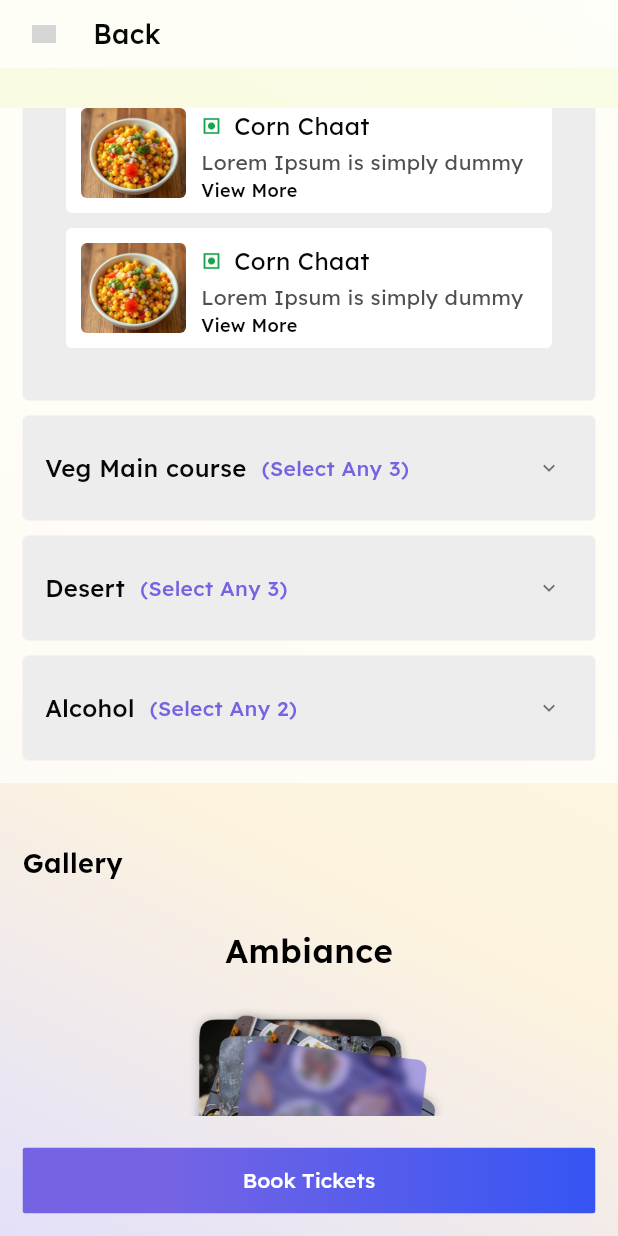
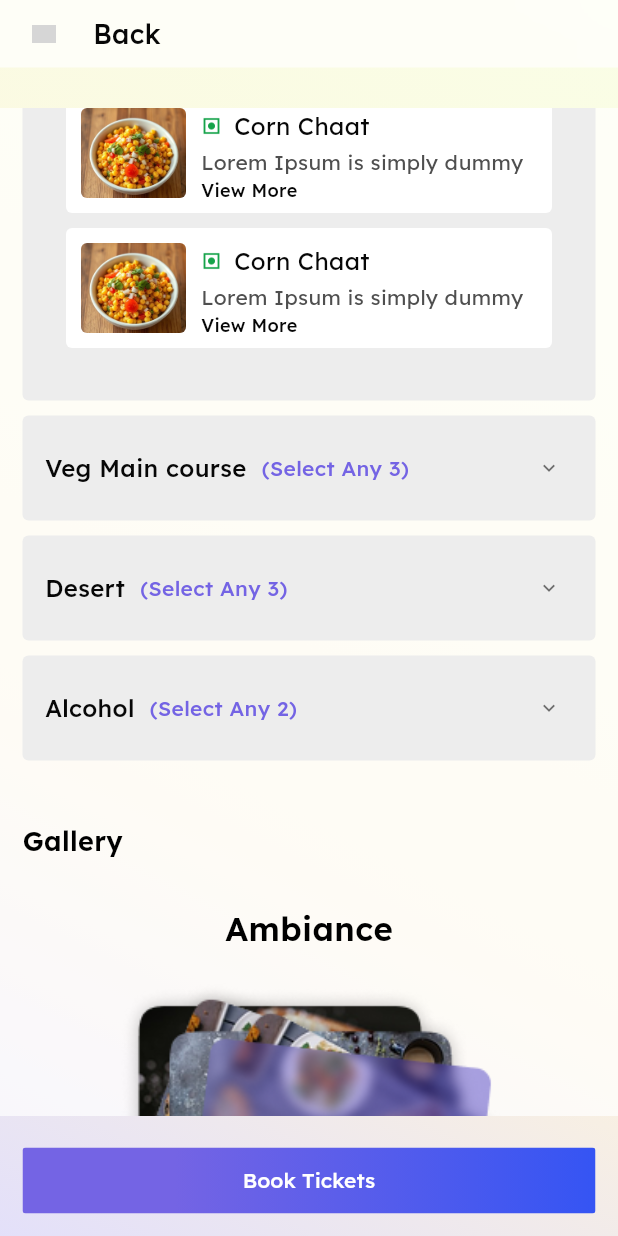
Before and after one commit to devesh-whiterapps/partywitty, a Flutter app: the CarnivalDetailScreen screen opened directly, scrolled down 1728 dp, on a phone screen of 412 x 824 dp. Run offline on Flutter 3.47's test engine with Material 3 defaults, Android fonts, the phone set to English and light mode, and no system bars; our stand-ins replace equatable, flutter_bloc, flutter_dotenv, flutter_svg, google_fonts, image_picker; missing offline and left inert: gradient_txt, razorpay_flutter; network calls fail; grey boxes are pictures that could not be loaded.

Commit message:
fix: completly fixed the gallery

```diff
--- a/lib/presentation/screens/carnival_detail_screen.dart
+++ b/lib/presentation/screens/carnival_detail_screen.dart
@@ -162,7 +162,7 @@ class _CarnivalDetailScreenState extends State<CarnivalDetailScreen> {
 
                               const SizedBox(height: 20),
 
-                              // Menu Section - background extends beyond padding, content stays aligned
+                              // All sections from Menu to bottom - with white 70% background
                               Stack(
                                 clipBehavior: Clip.none,
                                 children: [
@@ -175,17 +175,20 @@ class _CarnivalDetailScreenState extends State<CarnivalDetailScreen> {
                                     child: Container(
                                       decoration: BoxDecoration(
                                         color: Colors.white.withOpacity(0.7),
-                                        borderRadius: BorderRadius.circular(0),
-                                      ),
-                                    ),
-                                  ),
-                                  // Content layer - keeps normal padding
-                                  const Padding(
-                                    padding: EdgeInsets.symmetric(vertical: 15),
-                                    child: MenuSection(),
-                                  ),
-                                ],
-                              ),
+                                      ),
+                                    ),
+                                  ),
+                                  // Content layer
+                                  Padding(
+                                    padding: const EdgeInsets.symmetric(
+                                      vertical: 15,
+                                    ),
+                                    child: Column(
+                                      crossAxisAlignment:
+                                          CrossAxisAlignment.start,
+                                      children: [
+                                        // Menu Section
+                                        const MenuSection(),
 
                                         const SizedBox(height: 20),
 
@@ -200,9 +203,6 @@ class _CarnivalDetailScreenState extends State<CarnivalDetailScreen> {
                                         // Offer Cards Section
                                         _buildOfferCardsSection(),
 
-                              // Partywitty Pay (repeated)
-                              // const PartywittyPaySection(),
-
                                         // Artists Section
                                         _buildArtistsSection(),
 
@@ -211,9 +211,12 @@ class _CarnivalDetailScreenState extends State<CarnivalDetailScreen> {
                                         // You May Also Like Section
                                         _buildYouMayAlsoLike(),
 
-                              const SizedBox(
-                                height: 20,
-                              ), // Extra space before bottom button
+                                        const SizedBox(height: 20),
+                                      ],
+                                    ),
+                                  ),
+                                ],
+                              ),
                             ],
                           ),
                         ),
--- a/lib/presentation/widgets/carnival/gallery_section.dart
+++ b/lib/presentation/widgets/carnival/gallery_section.dart
@@ -49,13 +49,7 @@ class GallerySection extends StatelessWidget {
           child: GestureDetector(
             onTap: () {
               String imagePath;
-              if (title == 'Food') {
-                imagePath = 'assets/images/food.png';
-              } else if (title == 'Ambiance') {
-                imagePath = 'assets/images/ambiance.png';
-              } else {
-                imagePath = 'assets/images/beverages.png';
-              }
+              imagePath = 'assets/images/Frame 427319585.png';
 
               Navigator.push(
                 context,
@@ -67,29 +61,50 @@ class GallerySection extends StatelessWidget {
                 ),
               );
             },
-            child: _buildImageCard(category: title),
+            child: _buildImageCard(category: title, count: count),
           ),
         ),
       ],
     );
   }
 
-  Widget _buildImageCard({required String category}) {
-    String imagePath;
-
-    if (category == 'Food') {
-      imagePath = 'assets/images/food.png';
-    } else if (category == 'Ambiance') {
-      imagePath = 'assets/images/ambiance.png';
-    } else {
-      imagePath = 'assets/images/beverages.png';
-    }
-
-    return Image.asset(
-      imagePath,
-      width: 180,
-      height: 180,
-      fit: BoxFit.cover,
+  Widget _buildImageCard({required String category, required int count}) {
+    return Stack(
+      alignment: Alignment.center,
+      children: [
+        // Base image
+        ClipRRect(
+          borderRadius: BorderRadius.circular(16),
+          child: Image.asset(
+            'assets/images/Frame 427319585.png',
+            width: 280,
+            height: 280,
+            fit: BoxFit.cover,
+          ),
+        ),
+        // Text overlay
+        Column(
+          mainAxisSize: MainAxisSize.min,
+          children: [
+            Text(
+              '$count+',
+              style: GoogleFonts.lexend(
+                fontSize: 40,
+                fontWeight: FontWeight.w600,
+                color: Colors.white,
+              ),
+            ),
+            Text(
+              'Picture',
+              style: GoogleFonts.lexend(
+                fontSize: 18,
+                fontWeight: FontWeight.w400,
+                color: Colors.white.withOpacity(0.9),
+              ),
+            ),
+          ],
+        ),
+      ],
     );
   }
 }
```
Also changed, not shown: assets/images/Frame 427319585.png (added). Lines whose indentation alone changed are shown as unchanged.
